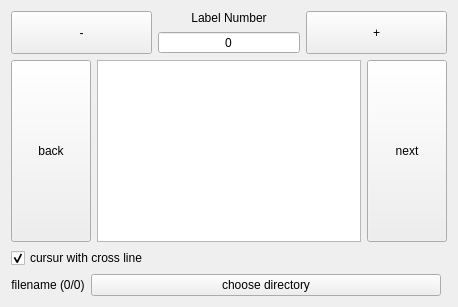
Before: the Qt Designer form src/labelmaker.ui in yotaseki/YLLabelMaker, drawn with Qt 5.
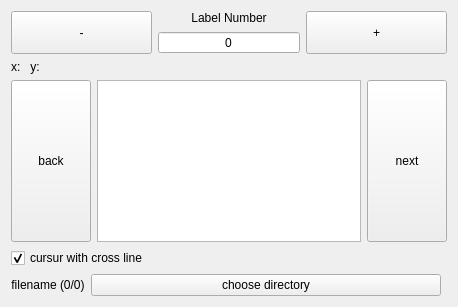
After: the same form once the commit is applied. Custom widgets are drawn as their Qt base class.

```diff
--- a/src/labelmaker.ui
+++ b/src/labelmaker.ui
@@ -163,6 +163,13 @@
      </property>
     </widget>
    </item>
+   <item row="1" column="0">
+    <widget class="QLabel" name="labelDebug">
+     <property name="text">
+      <string>x:   y:   </string>
+     </property>
+    </widget>
+   </item>
   </layout>
  </widget>
  <layoutdefault spacing="6" margin="11"/>
```
